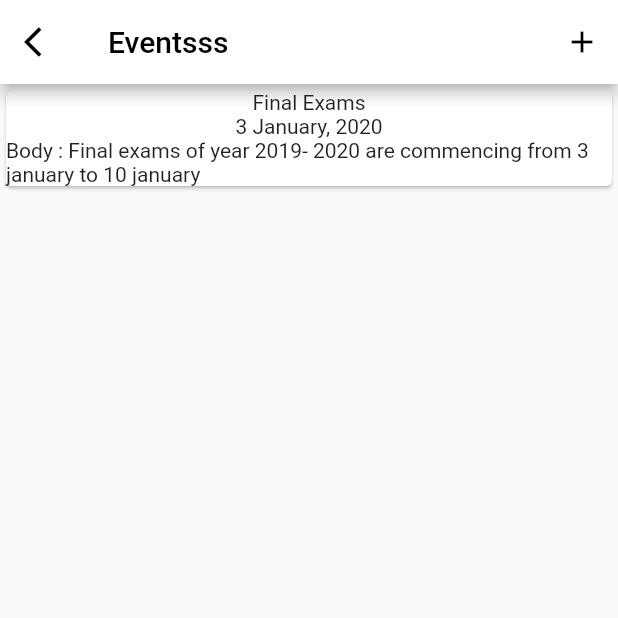
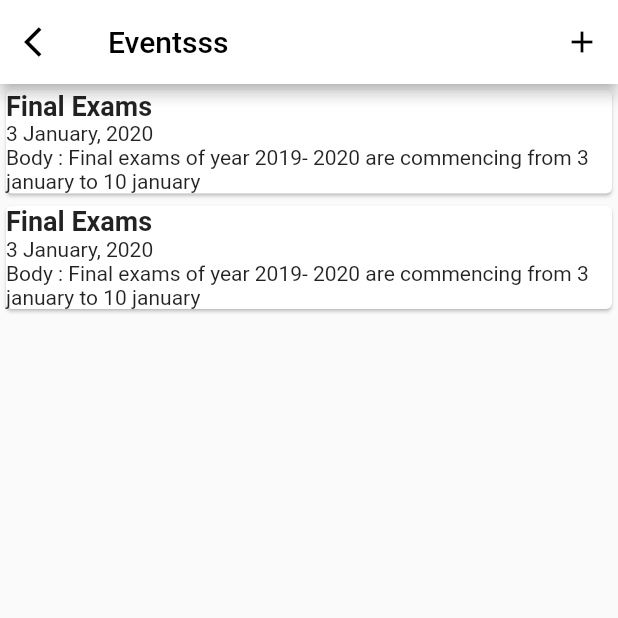
Before and after one commit to parikshitg/flutter_teacher_app, a Flutter app: the EventsHomeScreen screen opened by its route, on a phone screen of 412 x 824 dp, the top half of it. Run offline on Flutter 3.47's test engine with Material 2 defaults, Android fonts, the light colour scheme and no system bars; our stand-ins replace flutter_vector_icons, font_awesome_flutter, image_picker.

Commit message:
some changes in card

```diff
--- a/lib/screens/events/events_homescreen.dart
+++ b/lib/screens/events/events_homescreen.dart
@@ -33,13 +33,25 @@ class _EventsHomeScreenState extends State<EventsHomeScreen> {
           */
           Card(
             child: Column(
+              crossAxisAlignment: CrossAxisAlignment.start,
               children: <Widget>[
-                Text('Final Exams'),
+                Text('Final Exams', style: TextStyle(fontWeight: FontWeight.w600, fontSize: 18.0),),
                 Text('3 January, 2020'),
                 Text('Body : Final exams of year 2019- 2020 are commencing from 3 january to 10 january'),
               ],
             ),
           ),
+          Card(
+            child: Column(
+              crossAxisAlignment: CrossAxisAlignment.start,
+              children: <Widget>[
+                Text('Final Exams', style: TextStyle(fontWeight: FontWeight.w600, fontSize: 18.0),),
+                Text('3 January, 2020'),
+                Text('Body : Final exams of year 2019- 2020 are commencing from 3 january to 10 january'),
+              ],
+            ),
+          ),
+
         ],
       ),
 
```
